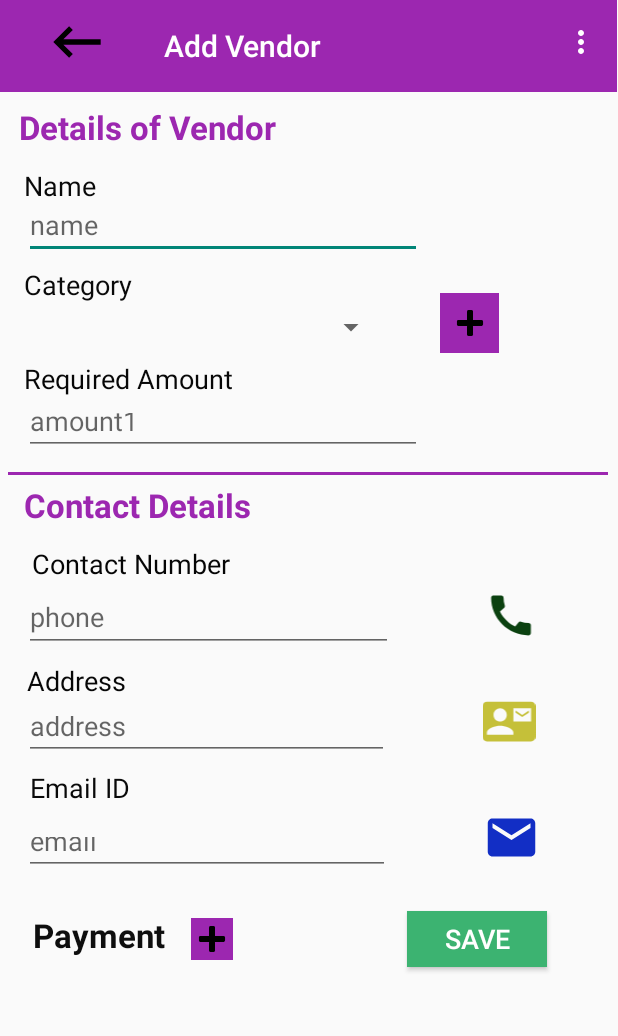
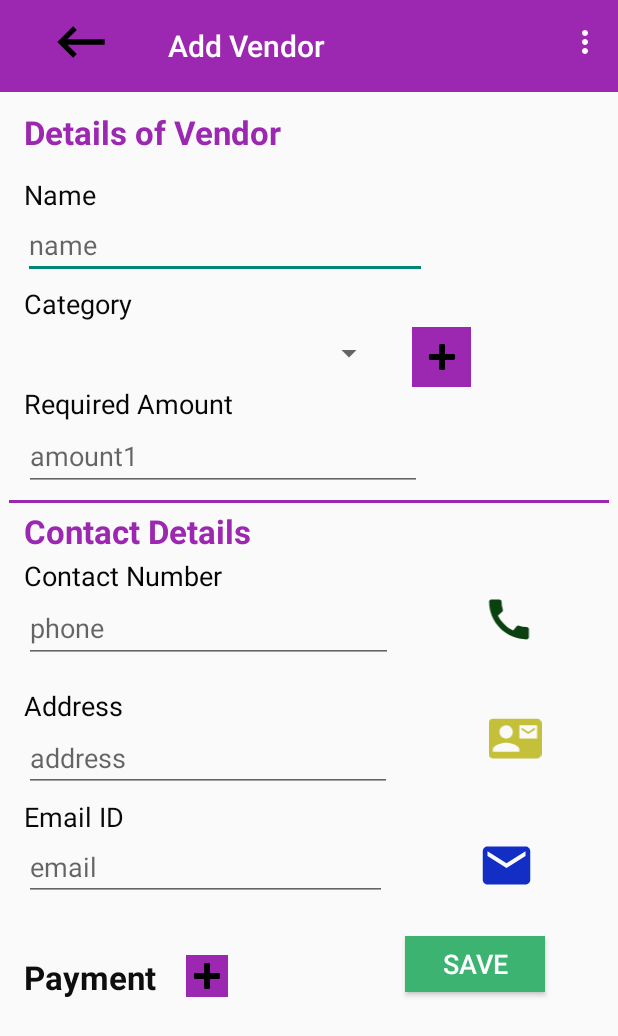
Before and after one commit to matthew-sliit/event-planner, an Android app: the Addvendor screen opened directly, with no data from a screen before it, on a phone screen of 412 x 824 dp. Shown: the top 1036 px of the screen. Run offline under Robolectric (Android 15) with nearby library versions, the phone set to English and light mode, and no system bars; 2 statements that could not run were skipped.

Commit message:
vendor list xml changed to vender_itemview.xml

```diff
--- a/app/build.gradle
+++ b/app/build.gradle
@@ -9,7 +9,7 @@ android {
         minSdkVersion 21
         targetSdkVersion 30
         versionCode 1
-        versionName "1.0"
+        versionName "0.0.4-Alpha"
 
         testInstrumentationRunner "androidx.test.runner.AndroidJUnitRunner"
     }
--- a/app/src/main/java/com/example/testapplication/adapter/VendorAdapter.java
+++ b/app/src/main/java/com/example/testapplication/adapter/VendorAdapter.java
@@ -94,7 +94,7 @@ public class VendorAdapter extends RecyclerView.Adapter{
      */
     @Override
     public int getItemViewType(final int position) {
-        return R.layout.simple_itemview;
+        return R.layout.vendor_itemview;
     }
 
 }
--- a/app/src/main/res/layout/activity_edit_guest.xml
+++ b/app/src/main/res/layout/activity_edit_guest.xml
@@ -123,7 +123,7 @@
         app:layout_constraintTop_toBottomOf="@+id/textView1" />
 
     <TextView
-        android:id="@+id/textView2"
+        android:id="@+id/textView40"
         android:layout_width="wrap_content"
         android:layout_height="wrap_content"
         android:layout_marginTop="8dp"
--- a/app/src/main/res/layout/activity_graph.xml
+++ b/app/src/main/res/layout/activity_graph.xml
@@ -102,7 +102,7 @@
         app:layout_constraintTop_toBottomOf="@+id/hr_ignore">
 
         <TextView
-            android:id="@+id/textView2"
+            android:id="@+id/textView40"
             android:layout_width="149dp"
             android:layout_height="wrap_content"
             android:text="@string/total_budget" />
--- a/app/src/main/res/layout/activity_main.xml
+++ b/app/src/main/res/layout/activity_main.xml
@@ -5,6 +5,7 @@
     xmlns:tools="http://schemas.android.com/tools"
     android:layout_width="fill_parent"
     android:layout_height="fill_parent">
+
     <androidx.constraintlayout.widget.ConstraintLayout
         android:layout_width="match_parent"
         android:layout_height="match_parent"
@@ -16,179 +17,156 @@
             android:id="@+id/category_add_v"
             android:layout_width="39dp"
             android:layout_height="40dp"
+            android:layout_marginStart="16dp"
+            android:layout_marginTop="32dp"
             android:background="@color/purple"
             android:onClick="handleClick"
             android:tint="@android:color/background_dark"
-            app:layout_constraintBottom_toBottomOf="parent"
             app:layout_constraintEnd_toEndOf="parent"
-            app:layout_constraintHorizontal_bias="0.787"
-            app:layout_constraintStart_toStartOf="parent"
-            app:layout_constraintTop_toTopOf="parent"
-            app:layout_constraintVertical_bias="0.268"
+            app:layout_constraintHorizontal_bias="0.02"
+            app:layout_constraintStart_toEndOf="@+id/category_v"
+            app:layout_constraintTop_toBottomOf="@+id/name1"
             app:srcCompat="@android:drawable/ic_input_add" />
 
         <EditText
             android:id="@+id/email_v"
-            android:layout_width="244dp"
-            android:layout_height="35dp"
+            android:layout_width="242dp"
+            android:layout_height="44dp"
+            android:layout_marginStart="16dp"
             android:ems="10"
             android:hint="email"
             android:inputType="textPersonName"
-            app:layout_constraintBottom_toBottomOf="parent"
-            app:layout_constraintEnd_toEndOf="parent"
-            app:layout_constraintHorizontal_bias="0.095"
             app:layout_constraintStart_toStartOf="parent"
-            app:layout_constraintTop_toBottomOf="@+id/toolbar_add_v"
-            app:layout_constraintVertical_bias="0.725" />
+            app:layout_constraintTop_toBottomOf="@+id/textView7" />
 
         <EditText
             android:id="@+id/amount_vendor"
             android:layout_width="265dp"
-            android:layout_height="38dp"
+            android:layout_height="46dp"
             android:ems="10"
             android:hint="amount1"
             android:inputType="textPersonName"
             android:visibility="visible"
-            app:layout_constraintBottom_toBottomOf="parent"
             app:layout_constraintEnd_toEndOf="parent"
             app:layout_constraintHorizontal_bias="0.109"
             app:layout_constraintStart_toStartOf="parent"
-            app:layout_constraintTop_toBottomOf="@+id/toolbar_add_v"
-            app:layout_constraintVertical_bias="0.305" />
+            app:layout_constraintTop_toBottomOf="@+id/textView8" />
 
         <TextView
             android:id="@+id/textView3"
             android:layout_width="wrap_content"
             android:layout_height="wrap_content"
+            android:layout_marginTop="4dp"
             android:text="Category"
             android:textColor="#090909"
             android:textSize="18sp"
-            app:layout_constraintBottom_toBottomOf="parent"
             app:layout_constraintEnd_toEndOf="parent"
             app:layout_constraintHorizontal_bias="0.047"
             app:layout_constraintStart_toStartOf="parent"
-            app:layout_constraintTop_toBottomOf="@+id/toolbar_add_v"
-            app:layout_constraintVertical_bias="0.17" />
+            app:layout_constraintTop_toBottomOf="@+id/name1" />
 
         <TextView
             android:id="@+id/textView8"
             android:layout_width="wrap_content"
             android:layout_height="wrap_content"
+            android:layout_marginTop="4dp"
             android:text="Required Amount"
             android:textColor="#070707"
             android:textSize="18sp"
-            app:layout_constraintBottom_toBottomOf="parent"
+            app:layout_constraintEnd_toEndOf="parent"
             app:layout_constraintHorizontal_bias="0.058"
-            app:layout_constraintLeft_toLeftOf="parent"
-            app:layout_constraintRight_toRightOf="parent"
-            app:layout_constraintTop_toTopOf="parent"
-            app:layout_constraintVertical_bias="0.323" />
+            app:layout_constraintStart_toStartOf="parent"
+            app:layout_constraintTop_toBottomOf="@+id/category_v" />
 
         <TextView
-            android:id="@+id/textView2"
+            android:id="@+id/textView41"
             android:layout_width="wrap_content"
             android:layout_height="28dp"
+            android:layout_marginTop="4dp"
             android:text="@string/textview2"
             android:textColor="@color/purple"
             android:textSize="22sp"
             android:textStyle="bold"
-            app:layout_constraintBottom_toBottomOf="parent"
             app:layout_constraintEnd_toEndOf="parent"
             app:layout_constraintHorizontal_bias="0.061"
             app:layout_constraintStart_toStartOf="parent"
-            app:layout_constraintTop_toTopOf="parent"
-            app:layout_constraintVertical_bias="0.435" />
+            app:layout_constraintTop_toBottomOf="@+id/divider" />
 
         <TextView
-            android:id="@+id/textView2"
+            android:id="@+id/textView40"
             android:layout_width="wrap_content"
             android:layout_height="wrap_content"
-            android:layout_marginTop="50dp"
+            android:layout_marginTop="16dp"
             android:text="Name"
             android:textColor="#090909"
             android:textSize="18sp"
-            app:layout_constraintBottom_toBottomOf="parent"
             app:layout_constraintEnd_toEndOf="parent"
             app:layout_constraintHorizontal_bias="0.044"
             app:layout_constraintStart_toStartOf="parent"
-            app:layout_constraintTop_toBottomOf="@+id/toolbar_add_v"
-            app:layout_constraintVertical_bias="0.0" />
+            app:layout_constraintTop_toBottomOf="@+id/textView1" />
 
         <TextView
             android:id="@+id/textView5"
             android:layout_width="wrap_content"
             android:layout_height="wrap_content"
+            android:layout_marginTop="4dp"
             android:text="Contact Number"
             android:textColor="#050505"
             android:textSize="18sp"
-            app:layout_constraintBottom_toBottomOf="parent"
             app:layout_constraintEnd_toEndOf="parent"
-            app:layout_constraintHorizontal_bias="0.075"
+            app:layout_constraintHorizontal_bias="0.057"
             app:layout_constraintStart_toStartOf="parent"
-            app:layout_constraintTop_toTopOf="parent"
-            app:layout_constraintVertical_bias="0.489" />
+            app:layout_constraintTop_toBottomOf="@+id/textView41" />
+
 
         <TextView
             android:id="@+id/textView6"
             android:layout_width="wrap_content"
             android:layout_height="wrap_content"
+            android:layout_marginTop="16dp"
             android:text="Address"
             android:textColor="#070707"
             android:textSize="18sp"
-            app:layout_constraintBottom_toBottomOf="parent"
             app:layout_constraintEnd_toEndOf="parent"
-            app:layout_constraintHorizontal_bias="0.052"
+            app:layout_constraintHorizontal_bias="0.046"
             app:layout_constraintStart_toStartOf="parent"
-            app:layout_constraintTop_toBottomOf="@+id/toolbar_add_v"
-            app:layout_constraintVertical_bias="0.557" />
+            app:layout_constraintTop_toBottomOf="@+id/phone_v" />
 
         <TextView
             android:id="@+id/textView7"
             android:layout_width="wrap_content"
             android:layout_height="wrap_content"
+            android:layout_marginTop="4dp"
             android:text="Email ID"
             android:textColor="#090909"
             android:textSize="18sp"
-            app:layout_constraintBottom_toBottomOf="parent"
             app:layout_constraintEnd_toEndOf="parent"
-            app:layout_constraintHorizontal_bias="0.057"
+            app:layout_constraintHorizontal_bias="0.046"
             app:layout_constraintStart_toStartOf="parent"
-            app:layout_constraintTop_toBottomOf="@+id/toolbar_add_v"
-            app:layout_constraintVertical_bias="0.662" />
-
+            app:layout_constraintTop_toBottomOf="@+id/address_v" />
 
         <EditText
             android:id="@+id/name1"
-            android:layout_width="265dp"
-            android:layout_height="38dp"
-            android:layout_marginTop="69dp"
+            android:layout_width="269dp"
+            android:layout_height="44dp"
             android:ems="10"
             android:hint="name"
             android:inputType="textPersonName"
-            app:layout_constraintBottom_toBottomOf="parent"
             app:layout_constraintEnd_toEndOf="parent"
             app:layout_constraintHorizontal_bias="0.109"
             app:layout_constraintStart_toStartOf="parent"
-            app:layout_constraintTop_toBottomOf="@+id/toolbar_add_v"
-            app:layout_constraintVertical_bias="0.007" />
+            app:layout_constraintTop_toBottomOf="@+id/textView40" />
 
         <androidx.appcompat.widget.Toolbar
             android:id="@+id/toolbar_add_v"
             android:layout_width="414dp"
             android:layout_height="61dp"
-            android:layout_marginStart="1dp"
-            android:layout_marginLeft="1dp"
-            android:layout_marginEnd="1dp"
-            android:layout_marginRight="1dp"
             android:background="@color/purple"
             android:minHeight="?attr/actionBarSize"
             android:theme="?attr/actionBarTheme"
-            app:layout_constraintBottom_toBottomOf="parent"
             app:layout_constraintEnd_toEndOf="parent"
-            app:layout_constraintHorizontal_bias="1.0"
             app:layout_constraintStart_toStartOf="parent"
             app:layout_constraintTop_toTopOf="parent"
-            app:layout_constraintVertical_bias="0.0"
             app:navigationIcon="@drawable/abc_vector_test"
             app:title="@string/toolbar"
             app:titleTextColor="@android:color/background_light" />
@@ -197,174 +175,142 @@
             android:id="@+id/category_v"
             android:layout_width="242dp"
             android:layout_height="34dp"
-            android:layout_marginStart="8dp"
-            android:layout_marginTop="8dp"
-            android:layout_marginEnd="8dp"
-            android:layout_marginBottom="8dp"
-            app:layout_constraintBottom_toBottomOf="parent"
+            android:layout_marginTop="4dp"
             app:layout_constraintEnd_toEndOf="parent"
-            app:layout_constraintHorizontal_bias="0.052"
+            app:layout_constraintHorizontal_bias="0.088"
             app:layout_constraintStart_toStartOf="parent"
-            app:layout_constraintTop_toTopOf="parent"
-            app:layout_constraintVertical_bias="0.269" />
+            app:layout_constraintTop_toBottomOf="@+id/textView3" />
 
         <TextView
             android:id="@+id/textView1"
             android:layout_width="229dp"
             android:layout_height="28dp"
+            android:layout_marginTop="12dp"
             android:text="@string/textView1"
             android:textColor="@color/purple"
             android:textSize="22sp"
             android:textStyle="bold"
-            app:layout_constraintBottom_toBottomOf="parent"
             app:layout_constraintEnd_toEndOf="parent"
-            app:layout_constraintHorizontal_bias="0.07"
+            app:layout_constraintHorizontal_bias="0.087"
             app:layout_constraintStart_toStartOf="parent"
-            app:layout_constraintTop_toBottomOf="@+id/toolbar_add_v"
-            app:layout_constraintVertical_bias="0.013" />
+            app:layout_constraintTop_toBottomOf="@+id/toolbar_add_v" />
 
         <View
             android:id="@+id/divider"
             android:layout_width="400dp"
             android:layout_height="2dp"
+            android:layout_marginTop="6dp"
             android:background="@color/purple"
-            app:layout_constraintBottom_toBottomOf="parent"
             app:layout_constraintEnd_toEndOf="parent"
-            app:layout_constraintHorizontal_bias="0.454"
             app:layout_constraintStart_toStartOf="parent"
-            app:layout_constraintTop_toTopOf="parent"
-            app:layout_constraintVertical_bias="0.411" />
+            app:layout_constraintTop_toBottomOf="@+id/amount_vendor" />
 
         <TextView
             android:id="@+id/textView4"
             android:layout_width="wrap_content"
             android:layout_height="wrap_content"
-            android:layout_marginEnd="14dp"
-            android:layout_marginRight="14dp"
+            android:layout_marginStart="16dp"
+            android:layout_marginTop="36dp"
             android:text="@string/textview4"
             android:textColor="#0E0E0E"
             android:textSize="22sp"
             android:textStyle="bold"
-            app:layout_constraintBottom_toBottomOf="parent"
-            app:layout_constraintEnd_toEndOf="parent"
-            app:layout_constraintHorizontal_bias="0.071"
             app:layout_constraintStart_toStartOf="parent"
-            app:layout_constraintTop_toTopOf="parent"
-            app:layout_constraintVertical_bias="0.824" />
+            app:layout_constraintTop_toBottomOf="@+id/email_v" />
 
         <ImageButton
             android:id="@+id/imageButton_add_v"
             android:layout_width="28dp"
             android:layout_height="28dp"
-            android:layout_marginBottom="128dp"
+            android:layout_marginStart="20dp"
+            android:layout_marginTop="36dp"
             android:background="@color/purple"
             android:onClick="handleClick"
             android:tint="@android:color/background_dark"
-            app:layout_constraintBottom_toBottomOf="parent"
-            app:layout_constraintEnd_toEndOf="parent"
-            app:layout_constraintHorizontal_bias="0.331"
-            app:layout_constraintStart_toStartOf="parent"
+            app:layout_constraintStart_toEndOf="@+id/textView4"
+            app:layout_constraintTop_toBottomOf="@+id/email_v"
             app:srcCompat="@android:drawable/ic_input_add" />
 
         <ImageView
             android:id="@+id/imageView"
             android:layout_width="48dp"
             android:layout_height="35dp"
-            app:layout_constraintBottom_toBottomOf="parent"
+            android:layout_marginTop="60dp"
             app:layout_constraintEnd_toEndOf="parent"
-            app:layout_constraintHorizontal_bias="0.87"
-            app:layout_constraintStart_toStartOf="parent"
-            app:layout_constraintTop_toTopOf="parent"
-            app:layout_constraintVertical_bias="0.536"
+            app:layout_constraintHorizontal_bias="0.524"
+            app:layout_constraintStart_toEndOf="@+id/phone_v"
+            app:layout_constraintTop_toBottomOf="@+id/divider"
             app:srcCompat="@drawable/ic_baseline_call_24" />
 
         <ImageView
             android:id="@+id/imageView2"
             android:layout_width="48dp"
             android:layout_height="35dp"
-            app:layout_constraintBottom_toBottomOf="parent"
+            android:layout_marginStart="56dp"
+            android:layout_marginTop="44dp"
             app:layout_constraintEnd_toEndOf="parent"
-            app:layout_constraintHorizontal_bias="0.867"
-            app:layout_constraintStart_toStartOf="parent"
-            app:layout_constraintTop_toBottomOf="@+id/toolbar_add_v"
-            app:layout_constraintVertical_bias="0.599"
+            app:layout_constraintHorizontal_bias="0.041"
+            app:layout_constraintStart_toEndOf="@+id/address_v"
+            app:layout_constraintTop_toBottomOf="@+id/imageView"
             app:srcCompat="@drawable/ic_baseline_contact_mail_24" />
 
         <ImageView
             android:id="@+id/imageView4"
             android:layout_width="47dp"
             android:layout_height="38dp"
-            android:layout_marginTop="352dp"
-            app:layout_constraintBottom_toBottomOf="parent"
+            android:layout_marginTop="48dp"
             app:layout_constraintEnd_toEndOf="parent"
-            app:layout_constraintHorizontal_bias="0.87"
-            app:layout_constraintStart_toStartOf="parent"
-            app:layout_constraintTop_toTopOf="parent"
-            app:layout_constraintVertical_bias="0.496"
+            app:layout_constraintHorizontal_bias="0.528"
+            app:layout_constraintStart_toEndOf="@+id/email_v"
+            app:layout_constraintTop_toBottomOf="@+id/imageView2"
             app:srcCompat="@drawable/ic_baseline_email_24" />
 
         <Button
             android:id="@+id/save_v"
             android:layout_width="93dp"
             android:layout_height="37dp"
+            android:layout_marginStart="106dp"
+            android:layout_marginTop="28dp"
             android:background="@color/medium_seaGreen"
             android:onClick="handleClick"
             android:text="Save"
             android:textColor="@color/design_default_color_background"
             android:textSize="18sp"
-            app:layout_constraintBottom_toBottomOf="parent"
             app:layout_constraintEnd_toEndOf="parent"
-            app:layout_constraintHorizontal_bias="0.852"
-            app:layout_constraintStart_toStartOf="parent"
-            app:layout_constraintTop_toBottomOf="@+id/toolbar_add_v"
-            app:layout_constraintVertical_bias="0.816" />
+            app:layout_constraintHorizontal_bias="0.2"
+            app:layout_constraintStart_toEndOf="@+id/imageButton_add_v"
+            app:layout_constraintTop_toBottomOf="@+id/imageView4" />
 
         <androidx.recyclerview.widget.RecyclerView
             android:id="@+id/recycler_vp"
             android:layout_width="382dp"
             android:layout_height="80dp"
-            android:layout_marginStart="9dp"
-            android:layout_marginLeft="9dp"
-            android:layout_marginTop="611dp"
-            android:layout_marginEnd="6dp"
-            android:layout_marginRight="6dp"
-            android:layout_marginBottom="15dp"
             app:layout_constraintBottom_toBottomOf="parent"
             app:layout_constraintEnd_toEndOf="parent"
-            app:layout_constraintHorizontal_bias="0.0"
             app:layout_constraintStart_toStartOf="parent"
-            app:layout_constraintTop_toBottomOf="@+id/toolbar_add_v"
-            app:layout_constraintVertical_bias="0.0" />
+            app:layout_constraintTop_toBottomOf="@+id/textView4" />
 
         <EditText
             android:id="@+id/phone_v"
             android:layout_width="246dp"
             android:layout_height="46dp"
-            android:layout_marginTop="327dp"
+            android:layout_marginStart="16dp"
             android:ems="10"
             android:hint="phone"
             android:inputType="textPersonName"
-            app:layout_constraintBottom_toBottomOf="parent"
-            app:layout_constraintEnd_toEndOf="parent"
-            app:layout_constraintHorizontal_bias="0.096"
             app:layout_constraintStart_toStartOf="parent"
-            app:layout_constraintTop_toBottomOf="@+id/toolbar_add_v"
-            app:layout_constraintVertical_bias="0.0" />
+            app:layout_constraintTop_toBottomOf="@+id/textView5" />
 
         <EditText
             android:id="@+id/address_v"
-            android:layout_width="243dp"
-            android:layout_height="39dp"
-            android:layout_marginTop="406dp"
+            android:layout_width="245dp"
+            android:layout_height="45dp"
+            android:layout_marginStart="16dp"
             android:ems="10"
             android:hint="address"
             android:inputType="textPostalAddress"
-            app:layout_constraintBottom_toBottomOf="parent"
-            app:layout_constraintEnd_toEndOf="parent"
-            app:layout_constraintHorizontal_bias="0.095"
             app:layout_constraintStart_toStartOf="parent"
-            app:layout_constraintTop_toBottomOf="@+id/toolbar_add_v"
-            app:layout_constraintVertical_bias="0.0" />
+            app:layout_constraintTop_toBottomOf="@+id/textView6" />
 
 
     </androidx.constraintlayout.widget.ConstraintLayout>
```
Also changed, not shown: app/src/main/res/layout/activity_editvendor.xml (+20 -20 lines), app/src/main/res/layout/vendor_itemview.xml (added, +70 -0 lines).
